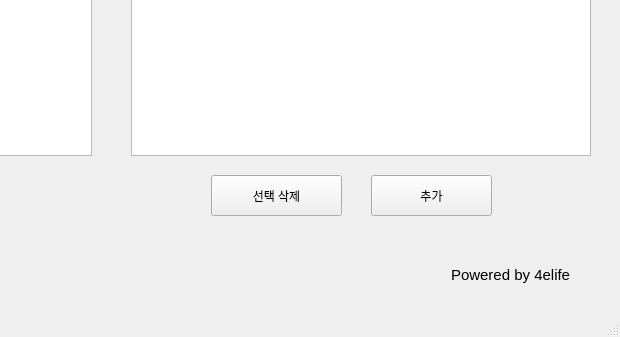
The window that main.ui (bis-dykis/Send_mail_v3-1) describes before a commit, drawn with Qt 5; both pictures show x 479 to 1099 and y 465 to 802 of the 1099 by 802 pixel window.
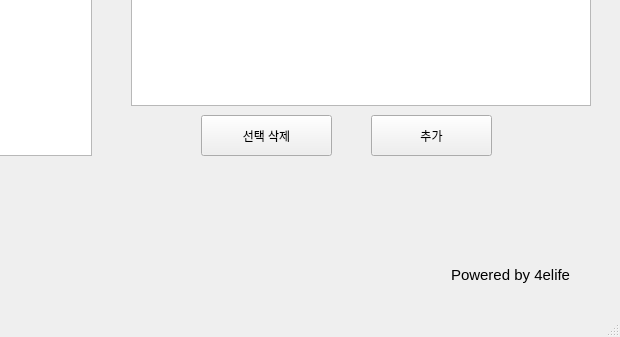
The same window after the commit.

Commit message: UI 변경

```diff
--- a/main.ui
+++ b/main.ui
@@ -298,7 +298,7 @@
       <x>610</x>
       <y>100</y>
       <width>460</width>
-      <height>521</height>
+      <height>471</height>
      </rect>
     </property>
     <property name="font">
@@ -341,8 +341,8 @@
    <widget class="QPushButton" name="delete_btn">
     <property name="geometry">
      <rect>
-      <x>690</x>
-      <y>640</y>
+      <x>680</x>
+      <y>580</y>
       <width>131</width>
       <height>41</height>
      </rect>
@@ -355,7 +355,7 @@
     <property name="geometry">
      <rect>
       <x>850</x>
-      <y>640</y>
+      <y>580</y>
       <width>121</width>
       <height>41</height>
      </rect>
```
The commit also changes 1 other file.
